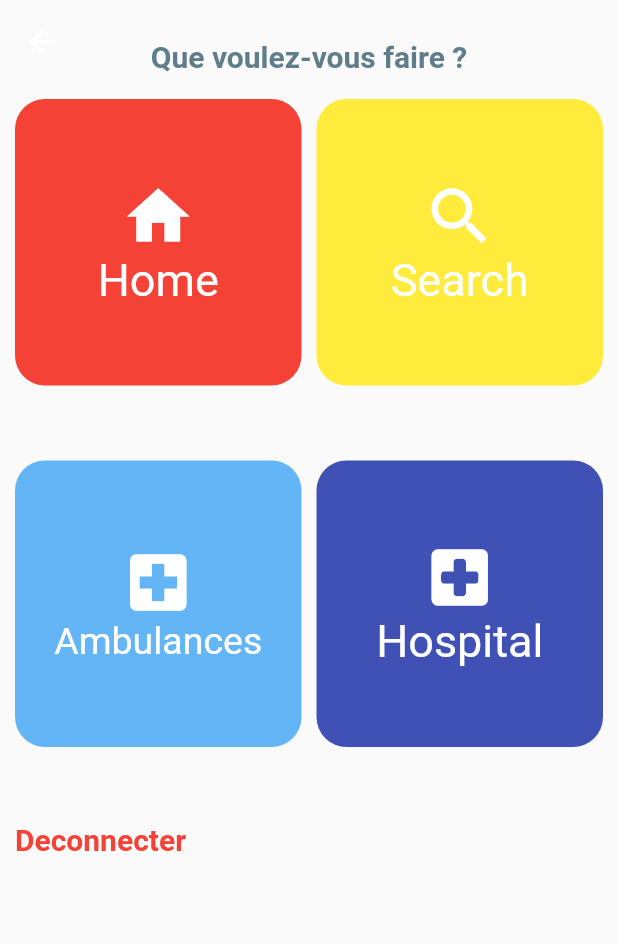
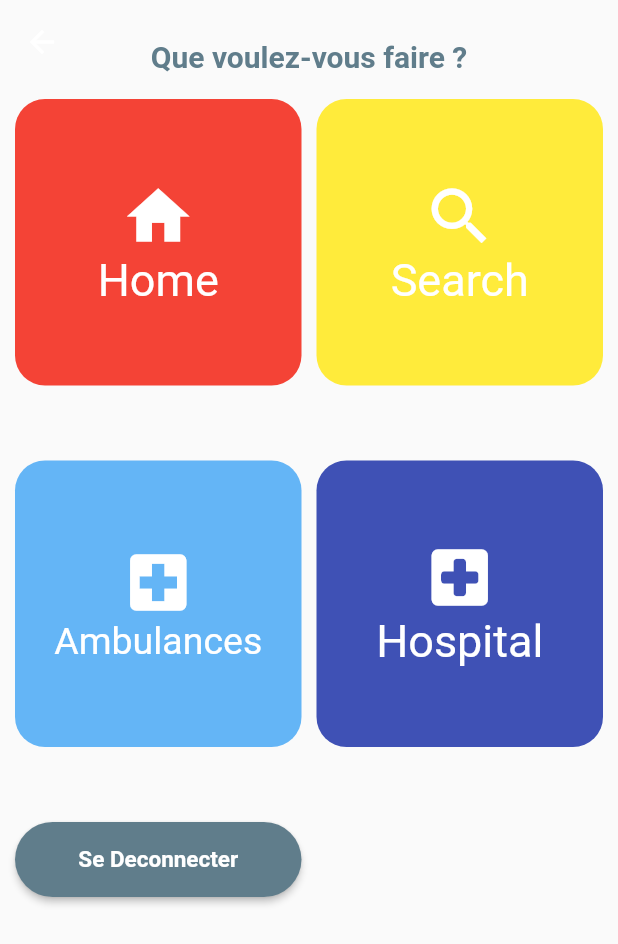
Before and after one commit to timite12345/Driver_app, a Flutter app: the ChoixPage screen opened directly, on a phone screen of 412 x 824 dp. Shown: the top 944 px of the screen. Run offline on Flutter 3.47's test engine with Material 2 defaults, Android fonts, the phone set to English and light mode, and no system bars; our stand-ins replace firebase_auth, firebase_core, fluttertoast, font_awesome_flutter, google_fonts, image_picker and 1 more; accounts and stored records are empty; Roboto replaces fonts that are missing (Ubuntu).

Commit message:
first commit

```diff
--- a/lib/ChoixPage.dart
+++ b/lib/ChoixPage.dart
@@ -147,8 +147,32 @@ class _ChoixPageState extends State<ChoixPage> {
                   ),
                 ),
               ),
-              GestureDetector(
-                  onTap: () async {
+              Column(
+                children: [
+                  ElevatedButton(
+                    style: ElevatedButton.styleFrom(
+                        primary: Colors.blueGrey,
+                        shape: const StadiumBorder(),
+                        padding:
+                            EdgeInsets.symmetric(vertical: 10, horizontal: 30)),
+                    child: Row(
+                      mainAxisAlignment: MainAxisAlignment.center,
+
+                      // ignore: prefer_const_literals_to_create_immutables
+                      children: [
+                        const SizedBox(
+                          height: 30,
+                        ),
+                        const Text(
+                          "Se Deconnecter",
+                          style: TextStyle(
+                            fontSize: 15,
+                            fontWeight: FontWeight.bold,
+                          ),
+                        ),
+                      ],
+                    ),
+                    onPressed: () async {
                       try {
                         await _auth.signOut().then((value) {
                           Navigator.push(
@@ -160,12 +184,34 @@ class _ChoixPageState extends State<ChoixPage> {
                         });
                       } on FirebaseAuthException catch (e) {}
                     },
-                  child: Text("Deconnecter",
-                      style: GoogleFonts.ubuntu(
-                        color: Colors.red,
-                        fontSize: 20,
-                        fontWeight: FontWeight.bold,
-                      ))),
+                  ),
+                ],
+              ),
+              // GestureDetector(
+              //   onTap: () async {
+              //     try {
+              //       await _auth.signOut().then((value) {
+              //         Navigator.push(
+              //           context,
+              //           MaterialPageRoute(
+              //             builder: (context) => HommePage(),
+              //           ),
+              //         );
+              //       });
+              //     } on FirebaseAuthException catch (e) {}
+              //   },
+              //   child: Container(
+              //       color: Colors.yellow.shade600,
+
+              //       padding: const EdgeInsets.all(8),
+              //       // Change button text when light changes state.
+              //       child: Text("Deconnecter",
+              //           style: GoogleFonts.ubuntu(
+              //             color: Colors.red,
+              //             fontSize: 20,
+              //             fontWeight: FontWeight.bold,
+              //           ))),
+              // ),
             ],
             gridDelegate: SliverGridDelegateWithFixedCrossAxisCount(
               crossAxisCount: 2,
```
Lines whose indentation alone changed are shown as unchanged.
